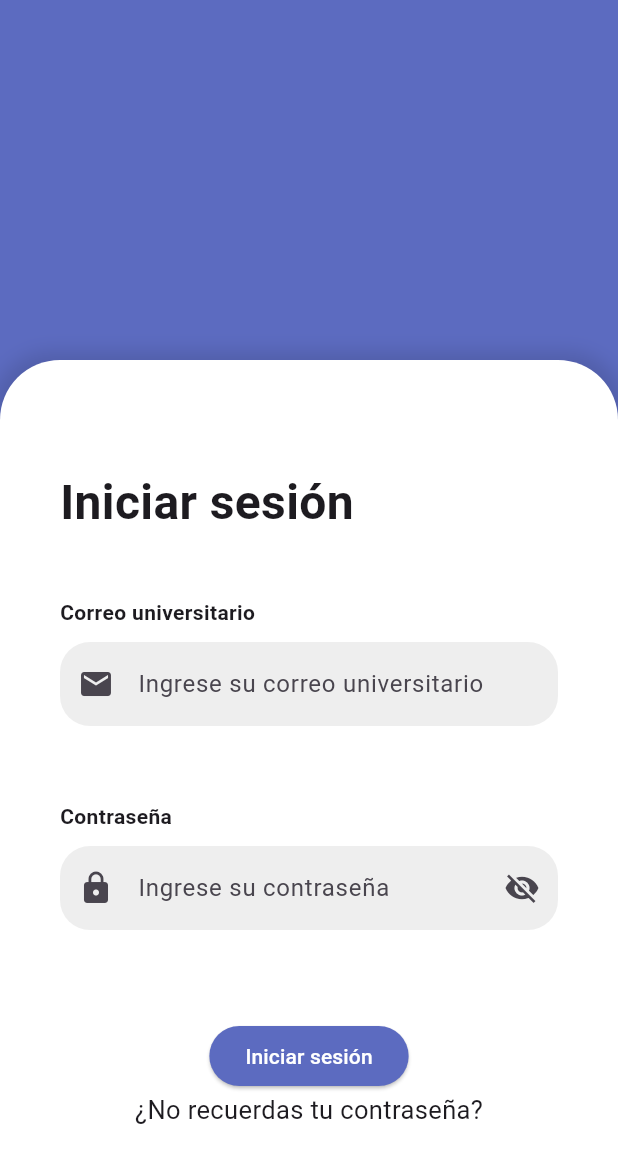
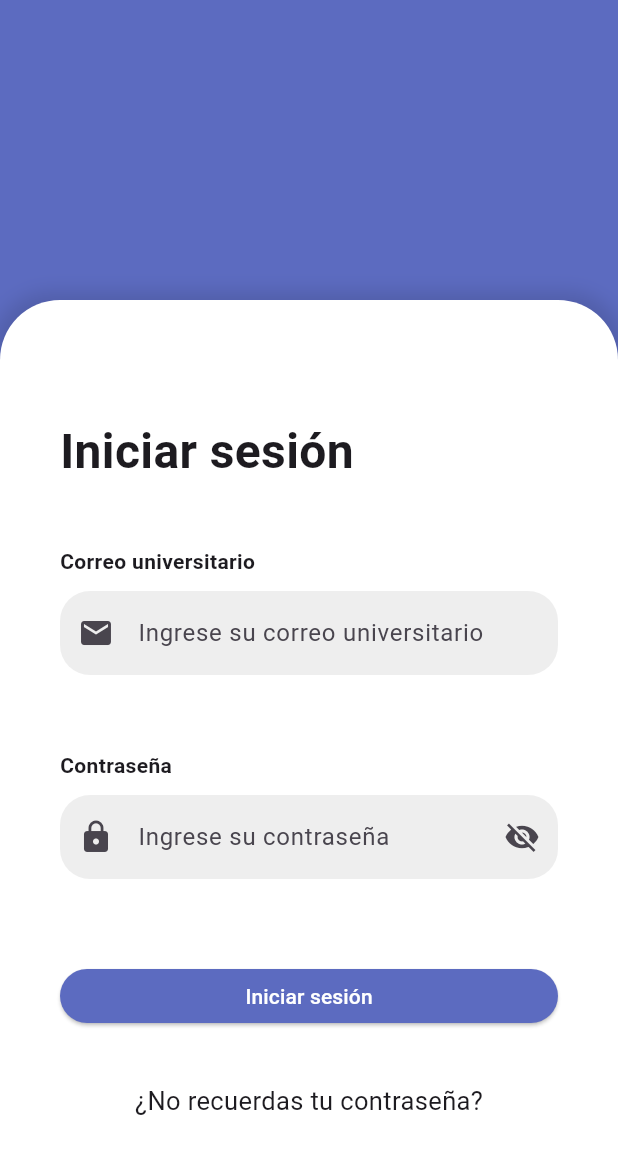
Before and after one commit to GadCoder/Chapa-tu-Aula, a Flutter app: the screen it shows after launch, on a phone screen of 412 x 824 dp. Shown: the top 1163 px of the screen. Run offline on Flutter 3.47's test engine with Material 3 defaults, Android fonts, the phone set to English and light mode, and no system bars; our stand-ins replace fluttertoast, logger.

Commit message:
refactor login page

```diff
--- /dev/null
+++ b/lib/components/home_page/login_form.dart
@@ -0,0 +1,127 @@
+import 'package:flutter/material.dart';
+import 'package:url_launcher/url_launcher.dart';
+import 'package:chapa_tu_aula/screens/home.dart';
+import 'package:chapa_tu_aula/services/login.dart';
+import 'package:chapa_tu_aula/services/api_sum.dart';
+import 'package:chapa_tu_aula/components/home_page/input_field.dart';
+
+class LoginForm extends StatefulWidget {
+  const LoginForm({super.key});
+
+  @override
+  State<LoginForm> createState() => _LoginFormState();
+}
+
+class _LoginFormState extends State<LoginForm> {
+  final emailController = TextEditingController();
+  final passwordController = TextEditingController();
+  final apiSUM = ApiSUM();
+
+  final login = Login();
+
+  @override
+  void dispose() {
+    emailController.dispose();
+    passwordController.dispose();
+    super.dispose();
+  }
+
+  @override
+  Widget build(BuildContext context) {
+    return Scaffold(
+      backgroundColor: Colors.indigo.shade400,
+      resizeToAvoidBottomInset: true,
+      body: Padding(
+        padding: const EdgeInsets.only(
+            left: 0.0, top: 200.0, right: 0.0, bottom: 0.0),
+        child: Container(
+            decoration: const BoxDecoration(
+                color: Colors.white,
+                borderRadius: BorderRadius.only(
+                    topLeft: Radius.circular(40.0),
+                    topRight: Radius.circular(40.0)),
+                boxShadow: [
+                  BoxShadow(
+                      color: Colors.black12,
+                      blurRadius: 10.0,
+                      spreadRadius: 5.0)
+                ]),
+            clipBehavior: Clip.antiAlias,
+            child: Padding(
+                padding: const EdgeInsets.symmetric(horizontal: 40.0),
+                child: Column(
+                  mainAxisAlignment: MainAxisAlignment.center,
+                  children: [
+                    const Padding(
+                      padding: EdgeInsets.only(bottom: 10.0),
+                      // Add bottom margin
+                      child: Align(
+                        alignment: Alignment.centerLeft,
+                        child: Text(
+                          "Iniciar sesión",
+                          style: TextStyle(
+                            fontWeight: FontWeight.bold,
+                            fontSize: 32.0,
+                          ),
+                          textAlign: TextAlign.left,
+                        ),
+                      ),
+                    ),
+                    EmailField(inputController: emailController),
+                    PasswordField(inputController: passwordController),
+                    Padding(
+                        padding: const EdgeInsets.symmetric(
+                            vertical: 40.0, horizontal: 0.0),
+                        child: Container(
+                          width: double.infinity,
+                          height: 36.0,
+                          child: ElevatedButton(
+                              style: ElevatedButton.styleFrom(
+                                backgroundColor: Colors.indigo.shade400,
+                                foregroundColor: Colors.white,
+                              ),
+                              onPressed: () {
+                                makeLoginRequest(emailController.text,
+                                    passwordController.text);
+                              },
+                              child: const Text("Iniciar sesión")),
+                        )),
+                    InkWell(
+                      onTap: () async {
+                        await launchUrl(Uri.parse(
+                            'https://webmail.unmsm.edu.pe/app/cambioclave/')); // Add URL which you want here
+                        // Navigator.of(context).pushNamed(SignUpScreen.routeName);
+                      },
+                      child: const Text(
+                        '¿No recuerdas tu contraseña?',
+                        style: TextStyle(
+                          fontSize: 17,
+                          fontWeight: FontWeight.w400,
+                        ),
+                      ),
+                    ),
+                  ],
+                ))),
+      ),
+    );
+  }
+
+  void makeLoginRequest(String email, String password) async {
+    final dynamic result = await apiSUM.login(
+      email.split("@")[0],
+      password,
+    );
+
+    if (result != null) {
+      Map<String, dynamic> responseData = result['response'];
+      Map<String, String> cookies = result['cookies'];
+      Navigator.push(
+          context,
+          MaterialPageRoute(
+              builder: (context) =>
+                  HomePage(responseData: responseData, cookies: cookies)));
+    } else {
+      login.showAlertToast("Correo o contraseña incorrecta");
+    }
+  }
+}
--- a/lib/main.dart
+++ b/lib/main.dart
@@ -1,10 +1,6 @@
-import 'package:chapa_tu_aula/screens/home.dart';
-import 'package:chapa_tu_aula/services/login.dart';
 import 'package:flutter/material.dart';
-import 'package:url_launcher/url_launcher.dart';
-import 'package:chapa_tu_aula/services/api_sum.dart';
 
-import 'package:chapa_tu_aula/components/home_page/input_field.dart';
+import 'components/home_page/login_form.dart';
 
 void main() => runApp(MyApp());
 
@@ -13,125 +9,12 @@ class MyApp extends StatelessWidget {
   @override
   Widget build(BuildContext context) {
     return MaterialApp(
-        title: 'Chapa tu Aula',
-        theme: ThemeData(
-          colorScheme: ColorScheme.fromSeed(seedColor: Colors.deepPurple),
-          useMaterial3: true,
-        ),
-        home: Scaffold(
-          backgroundColor: Colors.indigo.shade400,
-          resizeToAvoidBottomInset: false,
-          body: const Center(
-              child: Padding(
-            padding:
-                EdgeInsets.only(left: 0.0, top: 240.0, right: 0.0, bottom: 0.0),
-            child: LoginForm(),
-          )),
-        ));
+      title: 'Chapa tu Aula',
+      theme: ThemeData(
+        colorScheme: ColorScheme.fromSeed(seedColor: Colors.deepPurple),
+        useMaterial3: true,
+      ),
+      home: const LoginForm(),
+    );
   }
 }
-
-class LoginForm extends StatefulWidget {
-  const LoginForm({super.key});
-
-  @override
-  State<LoginForm> createState() => _LoginFormState();
-}
-
-class _LoginFormState extends State<LoginForm> {
-  final emailController = TextEditingController();
-  final passwordController = TextEditingController();
-  final apiSUM = ApiSUM();
-
-  final login = Login();
-
-  @override
-  void dispose() {
-    emailController.dispose();
-    passwordController.dispose();
-    super.dispose();
-  }
-
-  @override
-  Widget build(BuildContext context) {
-    return Container(
-        decoration: const BoxDecoration(
-            color: Colors.white,
-            borderRadius: BorderRadius.only(
-                topLeft: Radius.circular(40.0),
-                topRight: Radius.circular(40.0)),
-            boxShadow: [
-              BoxShadow(
-                  color: Colors.black12, blurRadius: 10.0, spreadRadius: 5.0)
-            ]),
-        clipBehavior: Clip.antiAlias,
-        child: Padding(
-            padding: const EdgeInsets.symmetric(horizontal: 40.0),
-            child: Column(
-              mainAxisAlignment: MainAxisAlignment.center,
-              children: [
-                const Padding(
-                  padding: EdgeInsets.only(bottom: 10.0), // Add bottom margin
-                  child: Align(
-                    alignment: Alignment.centerLeft,
-                    child: Text(
-                      "Iniciar sesión",
-                      style: TextStyle(
-                        fontWeight: FontWeight.bold,
-                        fontSize: 32.0,
-                      ),
-                      textAlign: TextAlign.left,
-                    ),
-                  ),
-                ),
-                EmailField(inputController: emailController),
-                PasswordField(inputController: passwordController),
-                Padding(
-                  padding: const EdgeInsets.only(top: 40.0),
-                  child: ElevatedButton(
-                      style: ElevatedButton.styleFrom(
-                          backgroundColor: Colors.indigo.shade400,
-                          foregroundColor: Colors.white),
-                      onPressed: () {
-                        makeLoginRequest(
-                            emailController.text, passwordController.text);
-                      },
-                      child: const Text("Iniciar sesión")),
-                ),
-                InkWell(
-                  onTap: () async {
-                    await launchUrl(Uri.parse(
-                        'https://webmail.unmsm.edu.pe/app/cambioclave/')); // Add URL which you want here
-                    // Navigator.of(context).pushNamed(SignUpScreen.routeName);
-                  },
-                  child: const Text(
-                    '¿No recuerdas tu contraseña?',
-                    style: TextStyle(
-                      fontSize: 17,
-                      fontWeight: FontWeight.w400,
-                    ),
-                  ),
-                ),
-              ],
-            )));
-  }
-
-  void makeLoginRequest(String email, String password) async {
-    final dynamic result = await apiSUM.login(
-      email.split("@")[0],
-      password,
-    );
-
-    if (result != null) {
-      Map<String, dynamic> responseData = result['response'];
-      Map<String, String> cookies = result['cookies'];
-      Navigator.push(
-          context,
-          MaterialPageRoute(
-              builder: (context) =>
-                  HomePage(responseData: responseData, cookies: cookies)));
-    } else {
-      login.showAlertToast("Correo o contraseña incorrecta");
-    }
-  }
-}
--- a/lib/screens/classroms_list.dart
+++ b/lib/screens/classroms_list.dart
@@ -1,4 +1,4 @@
-import 'package:chapa_tu_aula/components/classroms_list/classromContainer.dart';
+import 'package:chapa_tu_aula/components/classroms_list/classrom_container.dart';
 import 'package:chapa_tu_aula/components/classroms_list/searchField.dart';
 import 'package:flutter/material.dart';
 
--- a/lib/screens/home.dart
+++ b/lib/screens/home.dart
@@ -1,8 +1,7 @@
 import 'dart:convert';
-
+import 'dart:typed_data';
 import 'package:chapa_tu_aula/screens/classroms_list.dart';
 import 'package:flutter/material.dart';
-import 'dart:typed_data';
 import 'package:chapa_tu_aula/components/shared/navDrawer.dart';
 import 'package:chapa_tu_aula/services/api_sum.dart';
 
@@ -138,7 +137,9 @@ class _HomePageState extends State<HomePage> {
 
   void getUserInfo() {
     userName =
-        "${widget.responseData['dto']['nomAlumno']} ${widget.responseData['dto']['apePaterno']}${widget.responseData['dto']['apeMaterno']}";
+        "${widget.responseData['dto']['nomAlumno']} ${widget.responseData['dto']['apePaterno']}${widget.responseData['dto']['apeMaterno']}"
+            .toString();
+    userName = utf8.decode(userName);
     Uint8List userPhotoBytes = base64Decode(widget.responseData['dto']['foto']);
     userPhoto = MemoryImage(userPhotoBytes);
   }
```
Also changed, not shown: lib/components/classroms_list/classrom_container.dart (renamed from lib/components/classroms_list/classromContainer.dart).
